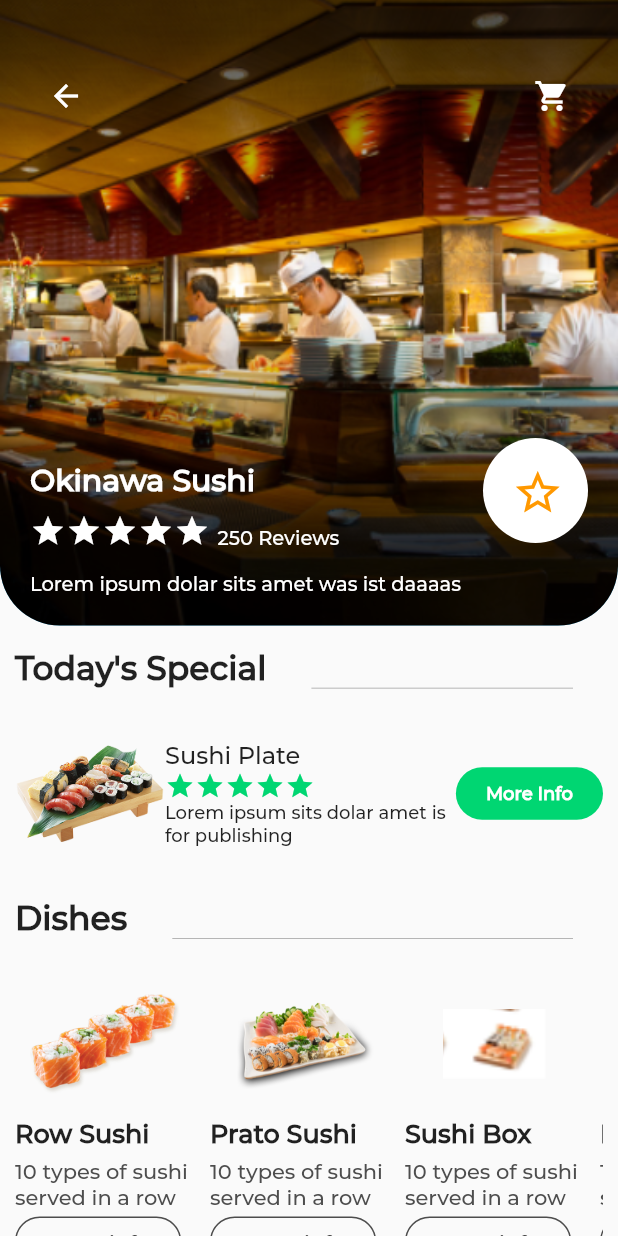
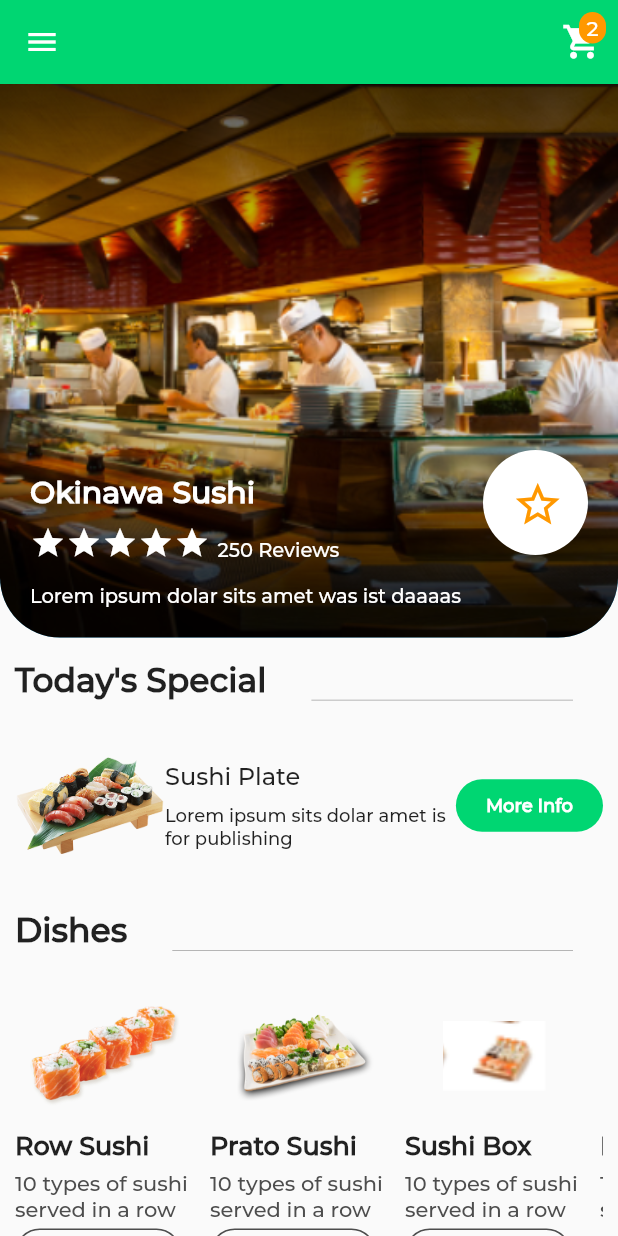
Before and after one commit to Yousef93it/food-ordering-flutter-app, a Flutter app: the RestaurantScreen screen opened by its route, on a phone screen of 412 x 824 dp. Run offline on Flutter 3.47's test engine with Material 2 defaults, Android fonts, the phone set to English and light mode, and no system bars; our stand-ins replace flutter_svg.

```diff
--- a/lib/restaurant/body.dart
+++ b/lib/restaurant/body.dart
@@ -4,6 +4,7 @@ import 'package:food_ordering_app_ui_fur_mobile_systeme/style.dart';
 
 import '../cart/cart_screen.dart';
 import '../meal_detail/meal_detail_screen.dart';
+
 class Body extends StatefulWidget {
   const Body({Key key}) : super(key: key);
 
@@ -15,8 +16,7 @@ class _BodyState extends State<Body> {
   bool isStarred = false;
   @override
   Widget build(BuildContext context) {
-    return Scaffold(
-      body: SingleChildScrollView(
+    return SingleChildScrollView(
       child: Column(
         children: [
           Stack(
@@ -41,25 +41,6 @@ class _BodyState extends State<Body> {
                       crossAxisAlignment: CrossAxisAlignment.start,
                       children: [
                         const SizedBox(height: 20),
-                          Row(
-                            mainAxisAlignment: MainAxisAlignment.spaceBetween,
-                            children: [
-                              IconButton(
-                                onPressed: () {},
-                                icon: const Icon(
-                                  Icons.arrow_back,
-                                  color: Colors.white,
-                                ),
-                              ),
-                              IconButton(
-                                onPressed: () {},
-                                icon: const Icon(
-                                  Icons.shopping_cart,
-                                  color: Colors.white,
-                                ),
-                              ),
-                            ],
-                          ),
                         const SizedBox(height: 200),
                         Row(
                           mainAxisAlignment: MainAxisAlignment.spaceBetween,
@@ -225,7 +206,6 @@ class _BodyState extends State<Body> {
           ),
         ],
       ),
-      ),
     );
   }
 
@@ -313,35 +293,7 @@ class _BodyState extends State<Body> {
                   fontWeight: FontWeight.w600,
                 ),
               ),
-              Row(
-                children: [
-                  Icon(
-                    Icons.star,
-                    size: 20,
-                    color: aBitLighterGreen,
-                  ),
-                  Icon(
-                    Icons.star,
-                    size: 20,
-                    color: aBitLighterGreen,
-                  ),
-                  Icon(
-                    Icons.star,
-                    size: 20,
-                    color: aBitLighterGreen,
-                  ),
-                  Icon(
-                    Icons.star,
-                    size: 20,
-                    color: aBitLighterGreen,
-                  ),
-                  Icon(
-                    Icons.star,
-                    size: 20,
-                    color: aBitLighterGreen,
-                  ),
-                ],
-              ),
+              const SizedBox(height: 8),
               const Text(
                 "Lorem ipsum sits dolar amet is for publishing",
                 style: TextStyle(fontSize: 12),
--- a/lib/restaurant/restaurant_screen.dart
+++ b/lib/restaurant/restaurant_screen.dart
@@ -1,6 +1,9 @@
 import 'package:flutter/material.dart';
+import 'package:food_ordering_app_ui_fur_mobile_systeme/cart/cart_screen.dart';
+import 'package:food_ordering_app_ui_fur_mobile_systeme/global_widgets/badge.dart';
 
 import 'package:food_ordering_app_ui_fur_mobile_systeme/global_widgets/side_menu.dart';
+import 'package:food_ordering_app_ui_fur_mobile_systeme/style.dart';
 import 'body.dart';
 
 class RestaurantScreen extends StatelessWidget {
@@ -9,9 +12,51 @@ class RestaurantScreen extends StatelessWidget {
 
   @override
   Widget build(BuildContext context) {
-    return const Scaffold(
-      drawer: SideMenu(),
-      body: Body(),
+    return Scaffold(
+      drawer: const SideMenu(),
+      appBar: AppBar(
+        iconTheme: const IconThemeData(color: Colors.white),
+        backgroundColor: aBitLighterGreen,
+        elevation: 0,
+        actions: [
+          Badge(
+            child: IconButton(
+              onPressed: () {
+                Navigator.pushNamed(context, CartScreen.routeName);
+              },
+              icon: const Icon(
+                Icons.shopping_cart,
+                size: 27,
+                color: Colors.white,
+              ),
+            ),
+            value: "2",
+          ),
+        ],
+      ),
+      body: const SafeArea(
+        child: Body(),
+      ),
     );
   }
 }
+
+//  Row(
+//                             mainAxisAlignment: MainAxisAlignment.spaceBetween,
+//                             children: [
+//                               IconButton(
+//                                 onPressed: () {},
+//                                 icon: const Icon(
+//                                   Icons.arrow_back,
+//                                   color: Colors.white,
+//                                 ),
+//                               ),
+//                               IconButton(
+//                                 onPressed: () {},
+//                                 icon: const Icon(
+//                                   Icons.shopping_cart,
+//                                   color: Colors.white,
+//                                 ),
+//                               ),
+//                             ],
+//                           ),
```
Also changed, not shown: lib/home/home_screen.dart (+21 -8 lines), lib/main.dart (+6 -1 lines). Lines whose indentation alone changed are shown as unchanged.
